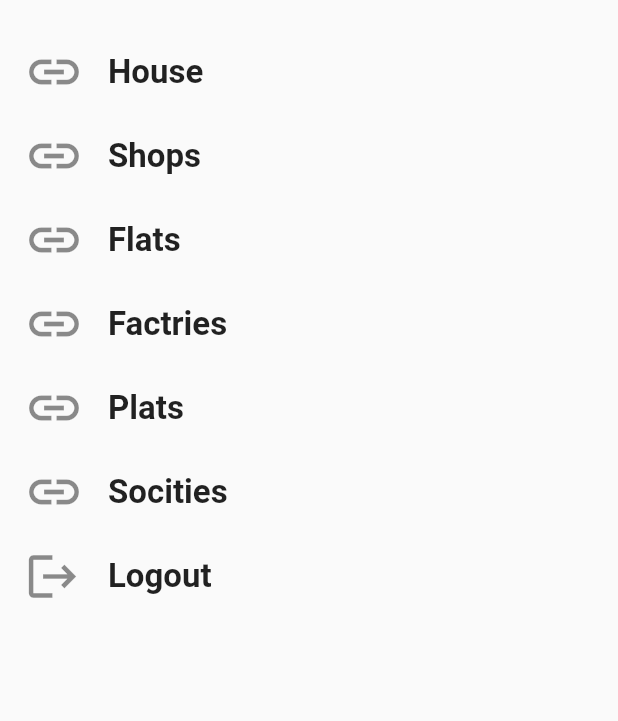
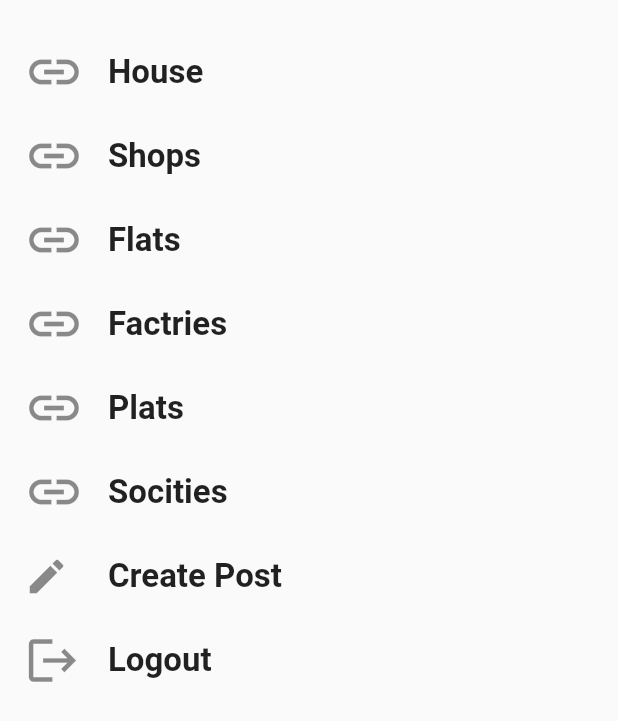
Before and after one commit to abdullah-785/HousingApp, a Flutter app: the MyDrawerList widget shown alone on an empty page, opened directly, on a phone screen of 412 x 824 dp. Shown: the top 721 px of the screen. Run offline on Flutter 3.47's test engine with Material 2 defaults, Android fonts, the light colour scheme and no system bars; our stand-ins replace cloud_firestore, file_picker, firebase_auth, firebase_core, firebase_storage, fluttertoast and 1 more; missing offline and left inert: favorite_button; accounts and stored records are empty; network calls fail.

```diff
--- a/lib/drawer/drawer_list.dart
+++ b/lib/drawer/drawer_list.dart
@@ -100,6 +100,19 @@ class _MyDrawerListState extends State<MyDrawerList> {
 
             },
           ),
+           ListTile(
+            leading: Icon(
+              Icons.create,
+              size: 30,
+            ),
+            title: const Text('Create Post', style: TextStyle(
+              fontSize: 22,
+              fontWeight: FontWeight.bold
+            ),),
+            onTap: () {
+
+            },
+          ),
 
           ListTile(
             leading: Icon(
```
